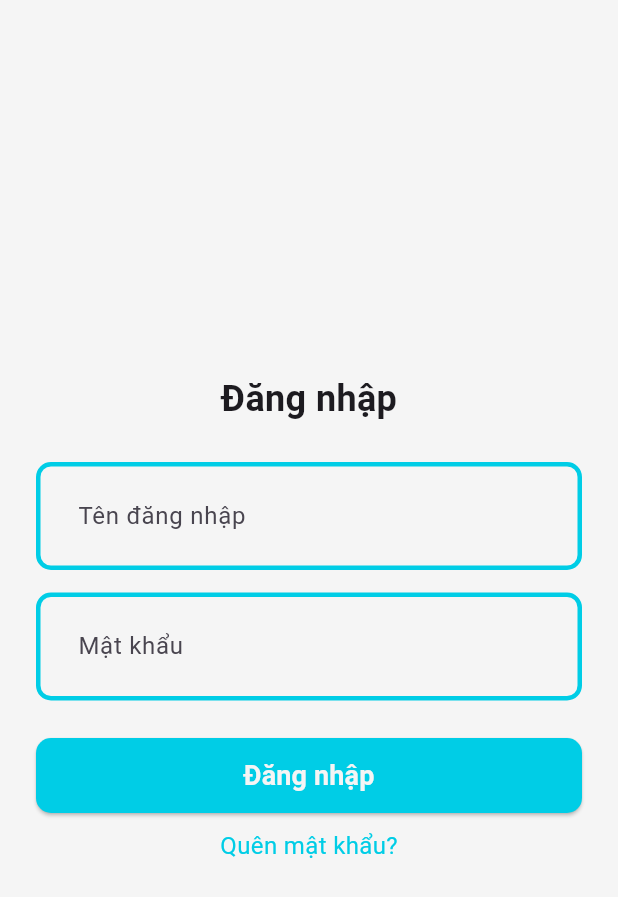
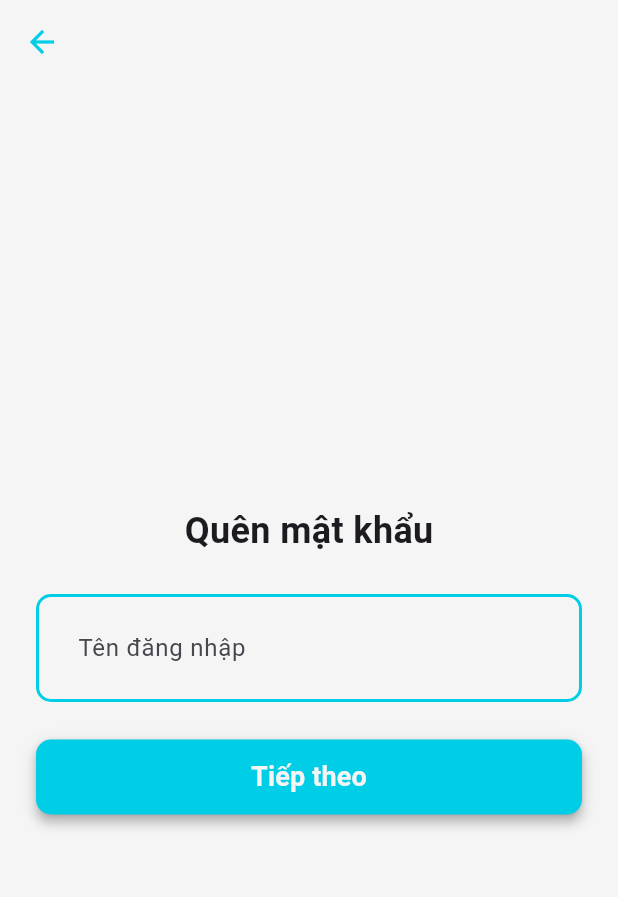
Before and after one commit to MeReMa-UIT/merema, a Flutter app: the screen it shows after launch, after a tap on "Quên mật khẩu?", on a phone screen of 412 x 824 dp. Shown: the top 897 px of the screen. Run offline on Flutter 3.47's test engine with Material 3 defaults, Android fonts, the phone set to English and light mode, and no system bars.

Commit message:
feat(auth): basic auth pages

```diff
--- a/lib/core/theme/app_pallete.dart
+++ b/lib/core/theme/app_pallete.dart
@@ -3,7 +3,10 @@ import 'package:flutter/material.dart';
 class AppPallete {
   static const Color transparent = Colors.transparent;
   static const Color primaryColor = Color.fromARGB(255, 0, 205, 230);
-  static const Color secondaryColor = Color.fromARGB(255, 255, 70, 70);
+  static const Color secondaryColor = Color.fromARGB(255, 105, 255, 240);
+  static const Color blackColor = Color.fromARGB(255, 0, 0, 0);
+  static const Color darkGrayColor = Color.fromARGB(255, 100, 100, 100);
+  static const Color lightGrayColor = Color.fromRGBO(150, 150, 150, 1);
   static const Color backgroundColor = Color.fromARGB(255, 245, 245, 245);
   static const Color textColor = Color.fromARGB(255, 0, 0, 0);
   static const Color errorColor = Color(0xFFB00020);
--- a/lib/core/theme/theme.dart
+++ b/lib/core/theme/theme.dart
@@ -6,16 +6,22 @@ class AppTheme {
         borderRadius: BorderRadius.circular(10),
         borderSide: BorderSide(
           color: color,
-          width: 3,
+          width: 2,
         ),
       );
   static final lightThemeMode = ThemeData.light().copyWith(
     scaffoldBackgroundColor: AppPallete.backgroundColor,
+    appBarTheme: const AppBarTheme(
+      backgroundColor: AppPallete.backgroundColor,
+      elevation: 0,
+      iconTheme: IconThemeData(color: AppPallete.primaryColor),
+    ),
     inputDecorationTheme: InputDecorationTheme(
       contentPadding: const EdgeInsets.all(24),
       enabledBorder: _border(),
       focusedBorder: _border(AppPallete.secondaryColor),
       errorBorder: _border(AppPallete.errorColor),
+      focusedErrorBorder: _border(AppPallete.errorColor),
     ),
   );
 }
--- /dev/null
+++ b/lib/features/auth/presentation/pages/forgot_password_page.dart
@@ -0,0 +1,65 @@
+import 'package:flutter/material.dart';
+import 'package:merema/features/auth/presentation/pages/verification_code_page.dart';
+import 'package:merema/features/auth/presentation/widgets/auth_button.dart';
+import 'package:merema/features/auth/presentation/widgets/auth_field.dart';
+import 'package:merema/features/auth/presentation/widgets/auth_layout.dart';
+
+class ForgotPasswordPage extends StatefulWidget {
+  static route() => MaterialPageRoute(
+        builder: (context) => const ForgotPasswordPage(),
+      );
+  const ForgotPasswordPage({super.key});
+
+  @override
+  State<ForgotPasswordPage> createState() => _ForgotPasswordPageState();
+}
+
+class _ForgotPasswordPageState extends State<ForgotPasswordPage> {
+  final usernameController = TextEditingController();
+  final formKey = GlobalKey<FormState>();
+
+  @override
+  void dispose() {
+    usernameController.dispose();
+    super.dispose();
+  }
+
+  void _onNextPressed() {
+    // TODO: Implement forgot password logic
+
+    Navigator.push(
+      context,
+      MaterialPageRoute(
+        builder: (context) => VerificationCodePage(
+          username: usernameController.text,
+        ),
+      ),
+    );
+  }
+
+  @override
+  Widget build(BuildContext context) {
+    return AuthLayout(
+      showBackButton: true,
+      children: [
+        const Text(
+          'Quên mật khẩu',
+          style: TextStyle(
+            fontSize: 24,
+            fontWeight: FontWeight.bold,
+          ),
+        ),
+        const SizedBox(height: 25),
+        AuthField(
+          hintText: 'Tên đăng nhập',
+          controller: usernameController,
+        ),
+        const SizedBox(height: 25),
+        AuthButton(
+          text: 'Tiếp theo',
+          onPressed: _onNextPressed,
+        ),
+      ],
+    );
+  }
+}
--- a/lib/features/auth/presentation/pages/login_page.dart
+++ b/lib/features/auth/presentation/pages/login_page.dart
@@ -1,8 +1,9 @@
 import 'package:flutter/material.dart';
 import 'package:merema/core/theme/app_pallete.dart';
-//import 'package:merema/features/auth/presentation/pages/forgot_password_page.dart';
+import 'package:merema/features/auth/presentation/pages/forgot_password_page.dart';
 import 'package:merema/features/auth/presentation/widgets/auth_button.dart';
 import 'package:merema/features/auth/presentation/widgets/auth_field.dart';
+import 'package:merema/features/auth/presentation/widgets/auth_layout.dart';
 
 class LoginPage extends StatefulWidget {
   static route() => MaterialPageRoute(
@@ -18,9 +19,7 @@ class _LoginPageState extends State<LoginPage> {
   final usernameController = TextEditingController();
   final passwordController = TextEditingController();
   final formKey = GlobalKey<FormState>();
-
-  static const double fieldWidth = 400;
-  static const double minSidePadding = 24.0;
+  bool _isHovering = false;
 
   @override
   void dispose() {
@@ -29,25 +28,18 @@ class _LoginPageState extends State<LoginPage> {
     super.dispose();
   }
 
+  void _onLoginPressed() {
+    // TODO: Implement login logic and route to the main page
+
+    ScaffoldMessenger.of(context).showSnackBar(
+      const SnackBar(content: Text('Đăng nhập thành công')),
+    );
+  }
+
   @override
   Widget build(BuildContext context) {
     return Scaffold(
-      body: LayoutBuilder(
-        builder: (context, constraints) {
-          final availableWidth = constraints.maxWidth;
-
-          final contentWidth =
-              availableWidth > (fieldWidth + 2 * minSidePadding)
-                  ? fieldWidth
-                  : availableWidth - 2 * minSidePadding;
-
-          return Center(
-            child: SizedBox(
-              width: contentWidth,
-              child: Padding(
-                padding: const EdgeInsets.symmetric(vertical: 8.0),
-                child: Column(
-                  mainAxisAlignment: MainAxisAlignment.center,
+      body: AuthLayout(
         children: [
           const Text(
             'Đăng nhập',
@@ -68,27 +60,36 @@ class _LoginPageState extends State<LoginPage> {
             isPassword: true,
           ),
           const SizedBox(height: 25),
-                    const AuthButton(text: 'Đăng nhập'),
+          AuthButton(
+            text: 'Đăng nhập',
+            onPressed: _onLoginPressed,
+          ),
           const SizedBox(height: 10),
-                    GestureDetector(
+          MouseRegion(
+            cursor: SystemMouseCursors.click,
+            onEnter: (_) => setState(() => _isHovering = true),
+            onExit: (_) => setState(() => _isHovering = false),
+            child: GestureDetector(
               onTap: () {
-                        //Navigator.push(context, ForgotPasswordPage.route());
+                Navigator.push(context, ForgotPasswordPage.route());
               },
-                      child: const Text(
+              child: Text(
                 'Quên mật khẩu?',
                 style: TextStyle(
                   fontSize: 16,
-                          color: AppPallete.primaryColor,
+                  color: _isHovering
+                      ? AppPallete.secondaryColor
+                      : AppPallete.primaryColor,
+                  decoration: TextDecoration.underline,
+                  decorationColor: _isHovering
+                      ? AppPallete.secondaryColor
+                      : AppPallete.primaryColor,
+                ),
               ),
             ),
           ),
         ],
       ),
-              ),
-            ),
-          );
-        },
-      ),
     );
   }
 }
--- a/lib/features/auth/presentation/widgets/auth_button.dart
+++ b/lib/features/auth/presentation/widgets/auth_button.dart
@@ -3,25 +3,61 @@ import 'package:merema/core/theme/app_pallete.dart';
 
 class AuthButton extends StatelessWidget {
   final String text;
-  const AuthButton({super.key, required this.text});
+  final VoidCallback? onPressed;
+  final double width;
+  final bool showShadow;
+
+  const AuthButton({
+    super.key,
+    required this.text,
+    this.onPressed,
+    this.width = double.infinity,
+    this.showShadow = true,
+  });
 
   @override
   Widget build(BuildContext context) {
-    return ElevatedButton(
-      onPressed: () {},
+    return Container(
+      width: width,
+      height: 50,
+      decoration: showShadow
+          ? BoxDecoration(
+              borderRadius: BorderRadius.circular(10),
+              boxShadow: [
+                BoxShadow(
+                  color: AppPallete.blackColor.withAlpha(25),
+                  spreadRadius: 0,
+                  blurRadius: 10.0,
+                  offset: const Offset(0, 3),
+                ),
+              ],
+            )
+          : null,
+      child: ElevatedButton(
+        onPressed: onPressed,
         style: ElevatedButton.styleFrom(
-        fixedSize: const Size(400, 50),
-        backgroundColor: AppPallete.primaryColor,
+          backgroundColor: onPressed == null
+              ? AppPallete.lightGrayColor
+              : AppPallete.primaryColor,
+          foregroundColor: onPressed == null
+              ? AppPallete.lightGrayColor
+              : AppPallete.backgroundColor,
           shape: RoundedRectangleBorder(
             borderRadius: BorderRadius.circular(10),
           ),
+          elevation: showShadow ? 3 : 0,
         ),
         child: Text(
           text,
-        style: const TextStyle(
+          textAlign: TextAlign.center,
+          style: TextStyle(
+            color: onPressed == null
+                ? AppPallete.darkGrayColor
+                : AppPallete.backgroundColor,
+            fontWeight: FontWeight.bold,
             fontSize: 18,
-            fontWeight: FontWeight.w600,
-            color: AppPallete.backgroundColor),
+          ),
+        ),
       ),
     );
   }
--- a/lib/features/auth/presentation/widgets/auth_field.dart
+++ b/lib/features/auth/presentation/widgets/auth_field.dart
@@ -4,12 +4,22 @@ class AuthField extends StatelessWidget {
   final String hintText;
   final TextEditingController controller;
   final bool isPassword;
+  final String? Function(String?)? validator;
+
   const AuthField({
     super.key,
     required this.hintText,
     required this.controller,
     this.isPassword = false,
+    this.validator,
   });
+
+  String? _defaultValidator(String? value) {
+    if (value == null || value.isEmpty) {
+      return 'Vui lòng nhập $hintText';
+    }
+    return null;
+  }
 
   @override
   Widget build(BuildContext context) {
@@ -18,12 +28,7 @@ class AuthField extends StatelessWidget {
       decoration: InputDecoration(
         hintText: hintText,
       ),
-      validator: (value) {
-        if (value == null || value.isEmpty) {
-          return 'Vui lòng nhập $hintText';
-        }
-        return null;
-      },
+      validator: validator ?? _defaultValidator,
       obscureText: isPassword,
       obscuringCharacter: '*',
     );
--- /dev/null
+++ b/lib/features/auth/presentation/widgets/auth_layout.dart
@@ -0,0 +1,52 @@
+import 'package:flutter/material.dart';
+
+class AuthLayout extends StatelessWidget {
+  final List<Widget> children;
+  final double fieldWidth;
+  final double sidePadding;
+  final bool showBackButton;
+
+  const AuthLayout({
+    super.key,
+    required this.children,
+    this.fieldWidth = 400,
+    this.sidePadding = 24.0,
+    this.showBackButton = false,
+  });
+
+  @override
+  Widget build(BuildContext context) {
+    return Scaffold(
+      appBar: showBackButton
+          ? AppBar(
+              leading: IconButton(
+                icon: const Icon(Icons.arrow_back),
+                onPressed: () => Navigator.of(context).pop(),
+              ),
+            )
+          : null,
+      body: LayoutBuilder(
+        builder: (context, constraints) {
+          final availableWidth = constraints.maxWidth;
+
+          final contentWidth = availableWidth > (fieldWidth + 2 * sidePadding)
+              ? fieldWidth
+              : availableWidth - 2 * sidePadding;
+
+          return Center(
+            child: SizedBox(
+              width: contentWidth,
+              child: Padding(
+                padding: EdgeInsets.symmetric(vertical: sidePadding),
+                child: Column(
+                  mainAxisAlignment: MainAxisAlignment.center,
+                  children: children,
+                ),
+              ),
+            ),
+          );
+        },
+      ),
+    );
+  }
+}
```
Also changed, not shown: lib/features/auth/presentation/pages/reset_password_page.dart (added, +105 -0 lines), lib/features/auth/presentation/pages/verification_code_page.dart (added, +151 -0 lines). Lines whose indentation alone changed are shown as unchanged.
